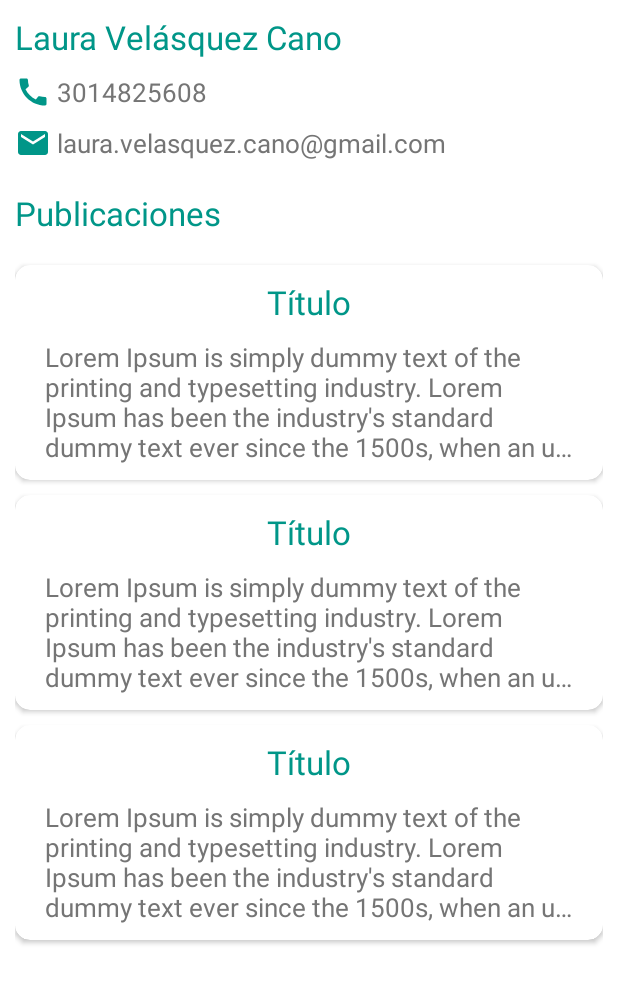
After one commit to lauravelasquezcano/ceiba-challenge, an Android app: the layout fragment_posts.xml on its own in the app's theme, with its tools: preview values and no code run, on a phone screen of 412 x 824 dp. The commit adds this screen. Shown: the top 983 px of the screen. Run offline under Robolectric (Android 15) with nearby library versions, the phone set to English and light mode, and no system bars.

Commit message:
Creating users posts vieww

```diff
--- /dev/null
+++ b/app/src/main/java/com/lauravelasquezcano/ceiba/app/ui/main/posts/PostsFragment.kt
@@ -0,0 +1,27 @@
+package com.lauravelasquezcano.ceiba.app.ui.main.posts
+
+import android.os.Bundle
+import android.view.LayoutInflater
+import android.view.View
+import android.view.ViewGroup
+import androidx.fragment.app.Fragment
+import com.lauravelasquezcano.ceiba.databinding.FragmentPostsBinding
+
+class PostsFragment : Fragment() {
+
+    private var _binding: FragmentPostsBinding? = null
+    private val binding get() = _binding!!
+
+    override fun onCreateView(
+        inflater: LayoutInflater, container: ViewGroup?,
+        savedInstanceState: Bundle?
+    ): View {
+        _binding = FragmentPostsBinding.inflate(inflater, container, false)
+        return binding.root
+    }
+
+    override fun onDestroyView() {
+        super.onDestroyView()
+        _binding = null
+    }
+}
--- /dev/null
+++ b/app/src/main/res/layout/fragment_posts.xml
@@ -0,0 +1,86 @@
+<?xml version="1.0" encoding="utf-8"?>
+<androidx.constraintlayout.widget.ConstraintLayout xmlns:android="http://schemas.android.com/apk/res/android"
+    xmlns:app="http://schemas.android.com/apk/res-auto"
+    xmlns:tools="http://schemas.android.com/tools"
+    android:layout_width="match_parent"
+    android:layout_height="match_parent"
+    android:layout_margin="@dimen/margin_10dp"
+    tools:context=".app.ui.main.posts.PostsFragment">
+
+    <com.google.android.material.textview.MaterialTextView
+        android:id="@+id/tvUserName"
+        android:layout_width="wrap_content"
+        android:layout_height="wrap_content"
+        android:textColor="@color/teal_500"
+        android:textSize="@dimen/size_22sp"
+        app:layout_constraintStart_toStartOf="parent"
+        app:layout_constraintTop_toTopOf="parent"
+        tools:text="Laura Velásquez Cano" />
+
+    <androidx.appcompat.widget.AppCompatImageView
+        android:id="@+id/ivTelephone"
+        android:layout_width="wrap_content"
+        android:layout_height="wrap_content"
+        android:layout_marginTop="@dimen/margin_10dp"
+        app:layout_constraintBottom_toTopOf="@+id/ivEmail"
+        app:layout_constraintEnd_toStartOf="@+id/tvTelephone"
+        app:layout_constraintStart_toStartOf="parent"
+        app:layout_constraintTop_toBottomOf="@+id/tvUserName"
+        app:srcCompat="@drawable/ic_telephone" />
+
+    <com.google.android.material.textview.MaterialTextView
+        android:id="@+id/tvTelephone"
+        android:layout_width="wrap_content"
+        android:layout_height="wrap_content"
+        android:layout_marginStart="@dimen/margin_4dp"
+        android:textColor="@color/grey_600"
+        android:textSize="@dimen/size_17sp"
+        app:layout_constraintBottom_toBottomOf="@+id/ivTelephone"
+        app:layout_constraintStart_toEndOf="@+id/ivTelephone"
+        app:layout_constraintTop_toTopOf="@+id/ivTelephone"
+        tools:text="3014825608" />
+
+    <androidx.appcompat.widget.AppCompatImageView
+        android:id="@+id/ivEmail"
+        android:layout_width="wrap_content"
+        android:layout_height="wrap_content"
+        android:layout_marginTop="@dimen/margin_10dp"
+        app:layout_constraintStart_toStartOf="parent"
+        app:layout_constraintTop_toBottomOf="@+id/ivTelephone"
+        app:srcCompat="@drawable/ic_email" />
+
+    <com.google.android.material.textview.MaterialTextView
+        android:id="@+id/tvEmail"
+        android:layout_width="wrap_content"
+        android:layout_height="wrap_content"
+        android:layout_marginStart="@dimen/margin_4dp"
+        android:textColor="@color/grey_600"
+        android:textSize="@dimen/size_17sp"
+        app:layout_constraintBottom_toBottomOf="@+id/ivEmail"
+        app:layout_constraintStart_toEndOf="@+id/ivEmail"
+        app:layout_constraintTop_toTopOf="@+id/ivEmail"
+        tools:text="laura.velasquez.cano@gmail.com" />
+
+    <com.google.android.material.textview.MaterialTextView
+        android:id="@+id/tvPosts"
+        android:layout_width="wrap_content"
+        android:layout_height="wrap_content"
+        android:layout_marginTop="@dimen/margin_20dp"
+        android:text="@string/posts_title"
+        android:textColor="@color/teal_500"
+        android:textSize="@dimen/size_22sp"
+        app:layout_constraintStart_toStartOf="parent"
+        app:layout_constraintTop_toBottomOf="@+id/ivEmail" />
+
+    <androidx.recyclerview.widget.RecyclerView
+        android:id="@+id/rvUsers"
+        android:layout_width="@dimen/size_0dp"
+        android:layout_height="@dimen/size_0dp"
+        android:layout_marginVertical="@dimen/margin_10dp"
+        app:layout_constraintBottom_toBottomOf="parent"
+        app:layout_constraintEnd_toEndOf="parent"
+        app:layout_constraintStart_toStartOf="parent"
+        app:layout_constraintTop_toBottomOf="@id/tvPosts"
+        tools:listitem="@layout/item_post" />
+
+</androidx.constraintlayout.widget.ConstraintLayout>
--- /dev/null
+++ b/app/src/main/res/layout/item_post.xml
@@ -0,0 +1,45 @@
+<?xml version="1.0" encoding="utf-8"?>
+<androidx.cardview.widget.CardView xmlns:android="http://schemas.android.com/apk/res/android"
+    xmlns:app="http://schemas.android.com/apk/res-auto"
+    xmlns:tools="http://schemas.android.com/tools"
+    android:layout_width="match_parent"
+    android:layout_height="wrap_content"
+    android:layout_marginTop="@dimen/margin_10dp"
+    android:elevation="@dimen/elevation_5dp"
+    app:cardCornerRadius="@dimen/radius_10dp">
+
+    <androidx.constraintlayout.widget.ConstraintLayout
+        android:layout_width="match_parent"
+        android:layout_height="match_parent"
+        android:padding="@dimen/margin_10dp">
+
+        <com.google.android.material.textview.MaterialTextView
+            android:id="@+id/tvPostTitle"
+            android:layout_width="wrap_content"
+            android:layout_height="wrap_content"
+            android:textColor="@color/teal_500"
+            android:textSize="@dimen/size_22sp"
+            app:layout_constraintBottom_toTopOf="@+id/tvPostBody"
+            app:layout_constraintEnd_toEndOf="parent"
+            app:layout_constraintStart_toStartOf="parent"
+            app:layout_constraintTop_toTopOf="parent"
+            tools:text="Título" />
+
+        <com.google.android.material.textview.MaterialTextView
+            android:id="@+id/tvPostBody"
+            android:layout_width="match_parent"
+            android:layout_height="wrap_content"
+            android:layout_marginHorizontal="@dimen/margin_10dp"
+            android:layout_marginTop="@dimen/margin_10dp"
+            android:ellipsize="end"
+            android:maxLines="4"
+            android:textColor="@color/grey_600"
+            android:textSize="@dimen/size_17sp"
+            app:layout_constraintBottom_toBottomOf="parent"
+            app:layout_constraintEnd_toEndOf="parent"
+            app:layout_constraintStart_toStartOf="parent"
+            app:layout_constraintTop_toBottomOf="@+id/tvPostTitle"
+            tools:text="Lorem Ipsum is simply dummy text of the printing and typesetting industry. Lorem Ipsum has been the industry's standard dummy text ever since the 1500s, when an unknown printer took a galley of type and scrambled it to make a type specimen book." />
+    </androidx.constraintlayout.widget.ConstraintLayout>
+
+</androidx.cardview.widget.CardView>
--- a/app/src/main/res/layout/item_user.xml
+++ b/app/src/main/res/layout/item_user.xml
@@ -17,7 +17,6 @@
             android:id="@+id/tvUserName"
             android:layout_width="wrap_content"
             android:layout_height="wrap_content"
-            android:gravity="left"
             android:textColor="@color/teal_500"
             android:textSize="@dimen/size_22sp"
             app:layout_constraintStart_toStartOf="parent"
--- a/app/src/main/res/values/strings.xml
+++ b/app/src/main/res/values/strings.xml
@@ -5,4 +5,7 @@
     <string name="search_user_hint">Buscar usuario</string>
     <string name="empty_list">List is empty</string>
     <string name="see_posts">Ver publicaciones</string>
+
+    <!-- Posts -->
+    <string name="posts_title">Publicaciones</string>
 </resources>
```
